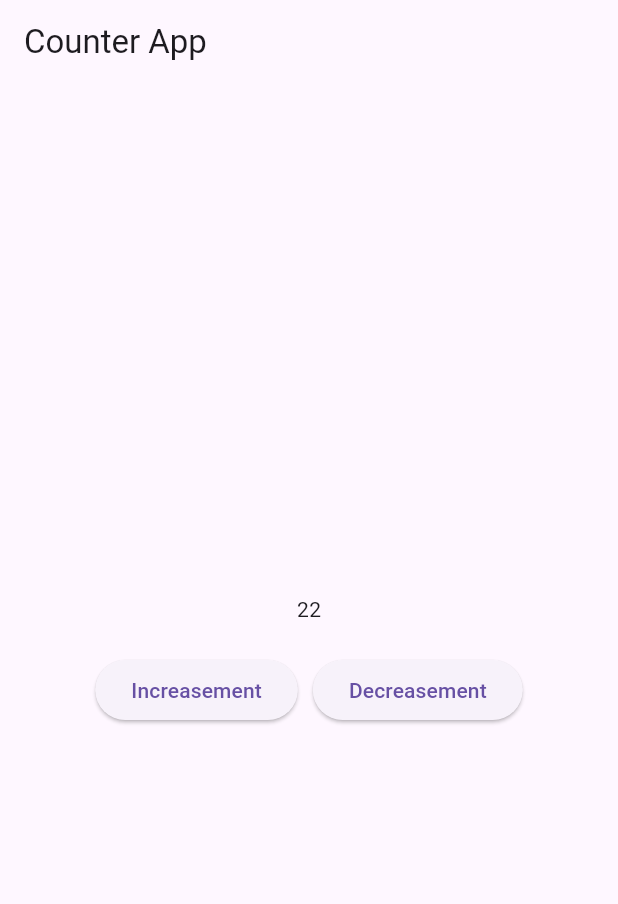
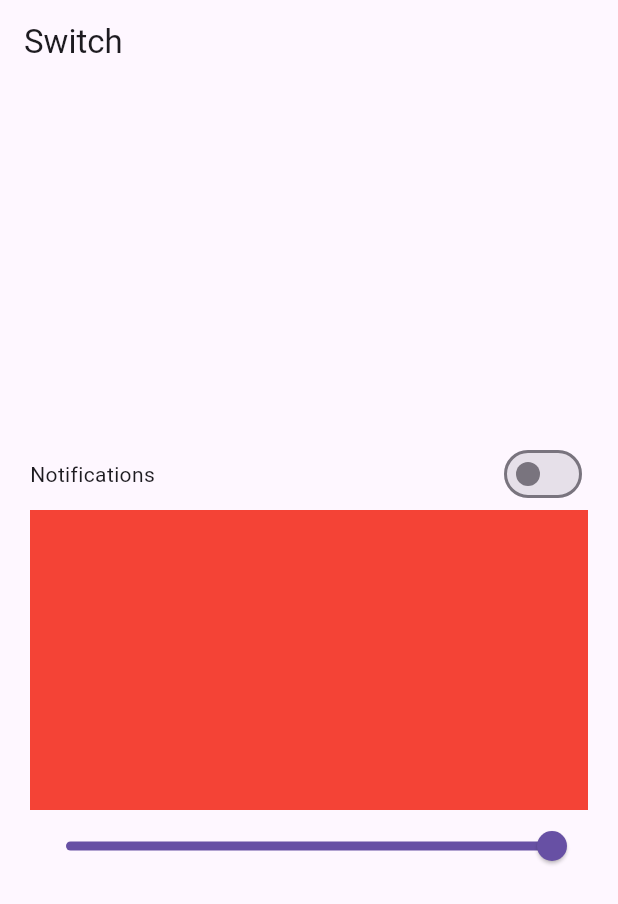
Before and after one commit to imwaseemashraf/bloc_course, a Flutter app: the screen it shows after launch, on a phone screen of 412 x 824 dp. Shown: the top 904 px of the screen. Run offline on Flutter 3.47's test engine with Material 3 defaults, Android fonts, the phone set to English and light mode, and no system bars; our stand-ins replace bloc, equatable, flutter_bloc.

```diff
--- /dev/null
+++ b/lib/bloc/switchbloc/switch_bloc.dart
@@ -0,0 +1,21 @@
+import 'package:bloc/bloc.dart';
+import 'package:bloc_course/bloc/switchbloc/switch_event.dart';
+import 'package:bloc_course/bloc/switchbloc/switch_state.dart';
+
+class SwitchBloc extends Bloc<SwitchEvent, SwitchState> {
+  SwitchBloc() : super(SwitchState()) {
+    on<EnableOrDisableNotifications>(_enableOrDisableNotifications);
+    on<SliderEnabled>(_enabledSlider);
+  }
+
+  void _enableOrDisableNotifications(
+    EnableOrDisableNotifications events,
+    Emitter<SwitchState> emit,
+  ) {
+    emit(state.copyWith(isSwitch: !state.isSwitch));
+  }
+
+  void _enabledSlider(SliderEnabled events, Emitter<SwitchState> emit) {
+    emit(state.copyWith(slider: events.slider));
+  }
+}
--- /dev/null
+++ b/lib/bloc/switchbloc/switch_event.dart
@@ -0,0 +1,20 @@
+import 'package:equatable/equatable.dart';
+
+abstract class SwitchEvent extends Equatable {
+  const SwitchEvent();
+
+  @override
+  List<Object?> get props => [];
+}
+
+class EnableOrDisableNotifications extends SwitchEvent {}
+
+class SliderEnabled extends SwitchEvent {
+  final double slider;
+
+  const SliderEnabled({required this.slider});
+
+  @override
+  // TODO: implement props
+  List<Object?> get props => [slider];
+}
--- /dev/null
+++ b/lib/bloc/switchbloc/switch_state.dart
@@ -0,0 +1,18 @@
+import 'package:equatable/equatable.dart';
+
+class SwitchState extends Equatable {
+  final bool isSwitch;
+  final double slider;
+
+  const SwitchState({this.isSwitch = false, this.slider = 1});
+
+  SwitchState copyWith({bool? isSwitch, double? slider}) {
+    return SwitchState(
+      isSwitch: isSwitch ?? this.isSwitch,
+      slider: slider ?? this.slider,
+    );
+  }
+
+  @override
+  List<Object?> get props => [isSwitch, slider];
+}
--- a/lib/main.dart
+++ b/lib/main.dart
@@ -1,5 +1,7 @@
 import 'package:bloc_course/bloc/counterbloc/counter_bloc.dart';
+import 'package:bloc_course/bloc/switchbloc/switch_bloc.dart';
 import 'package:bloc_course/view/counter_screen/counter_screen.dart';
+import 'package:bloc_course/view/switch_screen/switch_screen.dart';
 import 'package:flutter/material.dart';
 import 'package:equatable/equatable.dart';
 import 'package:flutter_bloc/flutter_bloc.dart';
@@ -19,9 +21,12 @@ class _MyAppState extends State<MyApp> {
 
   @override
   Widget build(BuildContext context) {
-    return BlocProvider(
-      create: (context) => CounterBloc(),
-      child: MaterialApp(title: 'Material App', home: CounterScreen()),
+    return MultiBlocProvider(
+      providers: [
+        BlocProvider(create: (_) => CounterBloc()),
+        BlocProvider(create: (_) => SwitchBloc()),
+      ],
+      child: MaterialApp(title: 'Material App', home: SwitchScreen()),
     );
   }
 }
--- a/lib/view/switch_screen/switch_screen.dart
+++ b/lib/view/switch_screen/switch_screen.dart
@@ -0,0 +1,68 @@
+import 'package:bloc_course/bloc/switchbloc/switch_bloc.dart';
+import 'package:bloc_course/bloc/switchbloc/switch_event.dart';
+import 'package:bloc_course/bloc/switchbloc/switch_state.dart';
+import 'package:flutter/material.dart';
+import 'package:flutter_bloc/flutter_bloc.dart';
+
+class SwitchScreen extends StatelessWidget {
+  const SwitchScreen({super.key});
+
+  @override
+  Widget build(BuildContext context) {
+    return Scaffold(
+      appBar: AppBar(title: Text("Switch")),
+      body: Padding(
+        padding: EdgeInsets.symmetric(horizontal: 20),
+        child: Column(
+          mainAxisAlignment: MainAxisAlignment.center,
+          crossAxisAlignment: CrossAxisAlignment.center,
+          children: [
+            Row(
+              mainAxisAlignment: MainAxisAlignment.spaceBetween,
+              crossAxisAlignment: CrossAxisAlignment.center,
+              children: [
+                const Text("Notifications"),
+                BlocBuilder<SwitchBloc, SwitchState>(
+                  buildWhen: (prev, current) =>
+                      prev.isSwitch != current.isSwitch,
+                  builder: (context, state) {
+                    return Switch(
+                      value: state.isSwitch,
+                      onChanged: (newValue) {
+                        context.read<SwitchBloc>().add(
+                          EnableOrDisableNotifications(),
+                        );
+                      },
+                    );
+                  },
+                ),
+              ],
+            ),
+            BlocBuilder<SwitchBloc, SwitchState>(
+              buildWhen: (prev, current) => prev.slider != current.slider,
+              builder: (context, state) {
+                return Container(
+                  height: 200,
+                  color: Colors.red.withValues(alpha: state.slider),
+                );
+              },
+            ),
+            BlocBuilder<SwitchBloc, SwitchState>(
+              buildWhen: (prev, current) => prev.slider != current.slider,
+              builder: (context, state) {
+                return Slider(
+                  value: state.slider,
+                  onChanged: (newValue) {
+                    context.read<SwitchBloc>().add(
+                      SliderEnabled(slider: newValue),
+                    );
+                  },
+                );
+              },
+            ),
+          ],
+        ),
+      ),
+    );
+  }
+}
```
